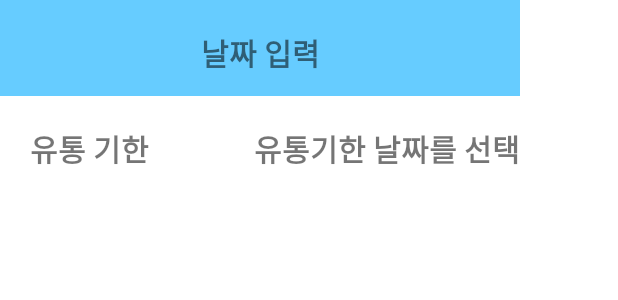
After one commit to gikhoon/TakeCareFridge, an Android app: the layout diagonal_date.xml on its own in the app's theme, with its tools: preview values and no code run, on a phone screen of 412 x 824 dp. The commit adds this screen. Shown: the top 300 px of the screen. Run offline under Robolectric (Android 15) with nearby library versions, the phone set to English and light mode, and no system bars.

Commit message:
12/1 장바구니에서 냉장고로 이동 구현

```diff
--- a/app/src/main/java/com/takecarefridge/SetIngredient.java
+++ b/app/src/main/java/com/takecarefridge/SetIngredient.java
@@ -42,6 +42,7 @@ public class SetIngredient extends AppCompatActivity {
     boolean isSelfAdd;
     long leftDate = 0;
 
+
     @Override
     protected void onCreate(Bundle savedInstanceState) {
         super.onCreate(savedInstanceState);
@@ -81,7 +82,6 @@ public class SetIngredient extends AppCompatActivity {
             long dDayTime = dDay.getTimeInMillis();
             long todayTime = Calendar.getInstance().getTimeInMillis();
             leftDate = (dDayTime - todayTime) / (60 * 60 * 24 * 1000);
-
             //유통기한 일수 계산
         }
     };
--- a/app/src/main/java/com/takecarefridge/SetShoppingIngredient.java
+++ b/app/src/main/java/com/takecarefridge/SetShoppingIngredient.java
@@ -172,6 +172,5 @@ public class SetShoppingIngredient extends AppCompatActivity {
                 }
             }
         });
-
     }
 }
--- /dev/null
+++ b/app/src/main/res/layout/diagonal_date.xml
@@ -0,0 +1,43 @@
+<?xml version="1.0" encoding="utf-8"?>
+<LinearLayout xmlns:android="http://schemas.android.com/apk/res/android"
+    android:orientation="vertical"
+    android:layout_width="wrap_content"
+    android:layout_height="wrap_content">
+    <TextView
+        android:text = "날짜 입력"
+        android:paddingTop="20dp"
+        android:gravity="center_horizontal"
+        android:layout_width="match_parent"
+        android:layout_height="64dp"
+        android:scaleType="center"
+        android:background="@color/background"
+        android:textStyle="bold"
+        android:textSize="20sp"
+        android:contentDescription="@string/app_name" />
+    <RelativeLayout
+        android:id="@+id/rl_3"
+        android:layout_width="match_parent"
+        android:layout_height="wrap_content"
+        android:layout_below="@+id/rl_2"
+        android:layout_marginTop="20dp">
+        <TextView
+            android:id="@+id/duedate"
+            android:layout_marginStart="20dp"
+            android:layout_width="wrap_content"
+            android:layout_height="wrap_content"
+            android:textStyle="bold"
+            android:textSize="20sp"
+            android:text="유통 기한"/>
+
+        <TextView
+            android:id="@+id/duedateset"
+            android:layout_width="wrap_content"
+            android:layout_height="wrap_content"
+            android:text="유통기한 날짜를 선택"
+            android:textStyle="bold"
+            android:textSize="20sp"
+            android:layout_toRightOf="@id/duedate"
+            android:layout_marginStart="70dp"
+            android:onClick="SgoDatePicker"/>
+    </RelativeLayout>
+</LinearLayout>
--- a/app/src/main/res/layout/shoppingbag_list.xml
+++ b/app/src/main/res/layout/shoppingbag_list.xml
@@ -21,7 +21,7 @@
         android:id="@+id/Shoppingcheck"
         android:layout_width="wrap_content"
         android:layout_height="wrap_content"
-        android:text="check"
+        android:text="구매완료"
         android:layout_marginEnd="20dp"
         android:layout_alignParentRight="true"/>
 
```
Also changed, not shown: app/src/main/java/com/takecarefridge/ShoppingBag.java (+195 -1 lines), app/src/main/res/layout/shopping_bag.xml (+5 -11 lines), app/src/main/res/menu/menu_main1.xml (added, +13 -0 lines), app/src/main/res/values/array.xml (added, +7 -0 lines).
